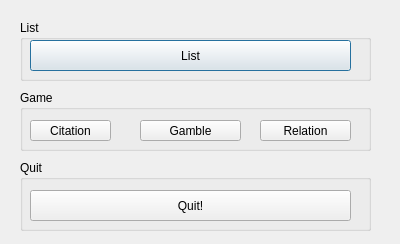
The window that gui/consolegui.ui (HelgiThomas/Verklegt31) describes before a commit, drawn with Qt 5.
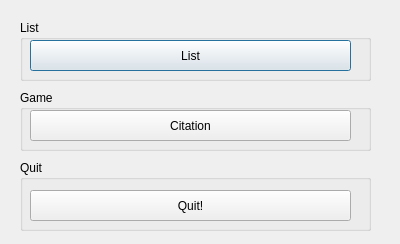
The same window after the commit. Icons and pictures are not drawn.

Patch:
```diff
--- a/gui/consolegui.ui
+++ b/gui/consolegui.ui
@@ -68,9 +68,9 @@
     <property name="geometry">
      <rect>
       <x>10</x>
-      <y>30</y>
-      <width>81</width>
-      <height>21</height>
+      <y>20</y>
+      <width>321</width>
+      <height>31</height>
      </rect>
     </property>
     <property name="text">
@@ -81,46 +81,6 @@
       <normaloff>:/icons/icons/game_icon.png</normaloff>:/icons/icons/game_icon.png</iconset>
     </property>
    </widget>
-   <widget class="QPushButton" name="button_list_3">
-    <property name="geometry">
-     <rect>
-      <x>240</x>
-      <y>30</y>
-      <width>91</width>
-      <height>21</height>
-     </rect>
-    </property>
-    <property name="text">
-     <string>Relation</string>
-    </property>
-    <property name="icon">
-     <iconset resource="list/resource.qrc">
-      <normaloff>:/icons/icons/quiz.png</normaloff>:/icons/icons/quiz.png</iconset>
-    </property>
-    <property name="iconSize">
-     <size>
-      <width>15</width>
-      <height>15</height>
-     </size>
-    </property>
-   </widget>
-   <widget class="QPushButton" name="button_list_4">
-    <property name="geometry">
-     <rect>
-      <x>120</x>
-      <y>30</y>
-      <width>101</width>
-      <height>21</height>
-     </rect>
-    </property>
-    <property name="text">
-     <string>Gamble</string>
-    </property>
-    <property name="icon">
-     <iconset resource="list/resource.qrc">
-      <normaloff>:/icons/icons/dice.png</normaloff>:/icons/icons/dice.png</iconset>
-    </property>
-   </widget>
   </widget>
   <widget class="QGroupBox" name="groupBox_6">
    <property name="enabled">
```
